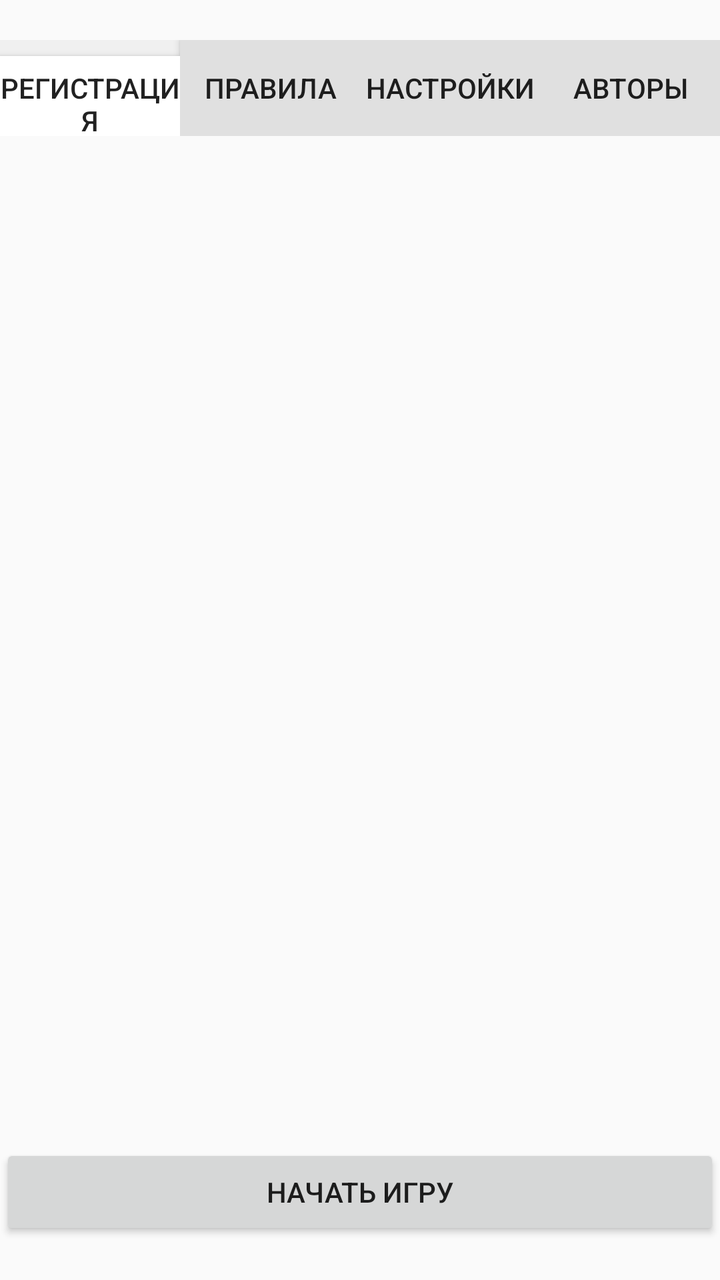
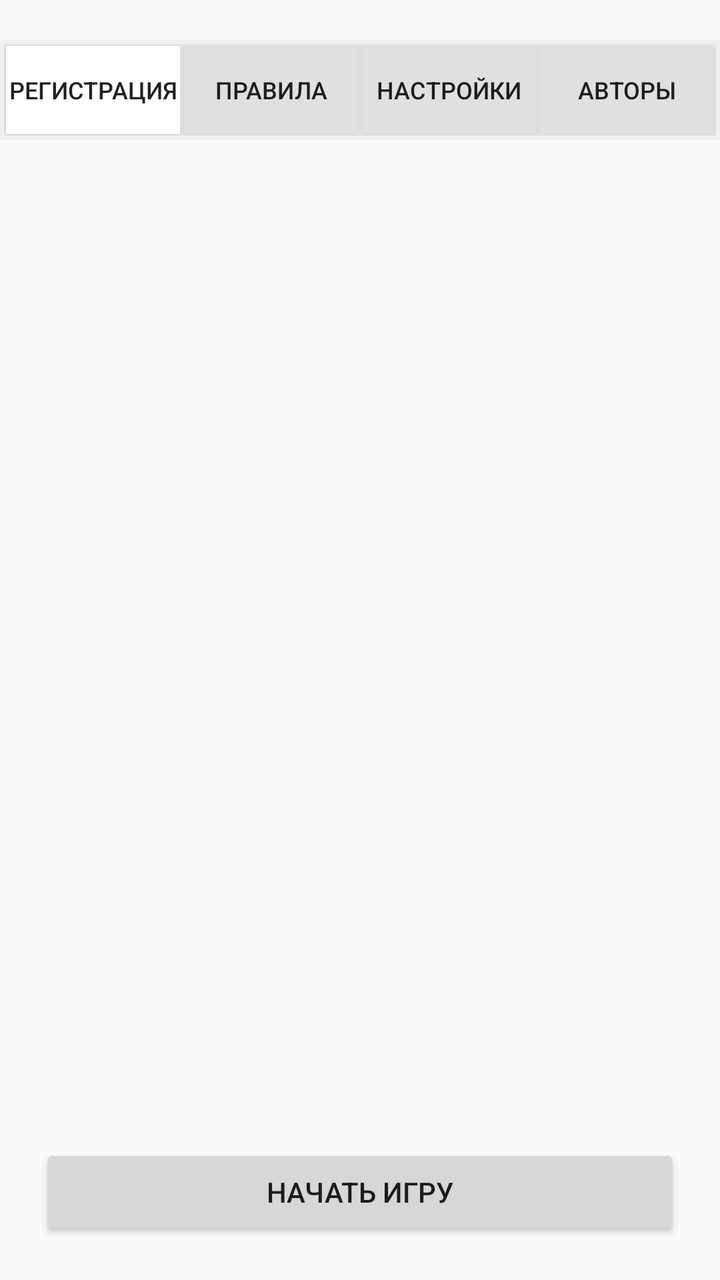

The first picture is an Android layout as it rendered before a commit; the second is the same layout after the commit. The layout source and the unified diff follow.
<!-- AndroidManifest.xml: activity theme Theme.MyApplication -->
<!-- res/layout/main.xml -->
<LinearLayout xmlns:android="http://schemas.android.com/apk/res/android"
    xmlns:app="http://schemas.android.com/apk/res-auto"
    android:layout_width="match_parent"
    android:layout_height="match_parent"
    android:orientation="vertical">

    <LinearLayout
        android:layout_width="match_parent"
        android:layout_height="wrap_content"
        android:orientation="horizontal"
        android:background="#f0f0f0"
        android:layout_marginTop="20dp">

        <Button
            android:id="@+id/tab1"
            android:layout_width="0dp"
            android:layout_height="wrap_content"
            android:layout_weight="1"
            android:text="Регистрация"
            android:background="#ffffff" />

        <Button
            android:id="@+id/tab2"
            android:layout_width="0dp"
            android:layout_height="wrap_content"
            android:layout_weight="1"
            android:text="Правила"
            android:background="#e0e0e0" />

        <Button
            android:id="@+id/tab3"
            android:layout_width="0dp"
            android:layout_height="wrap_content"
            android:layout_weight="1"
            android:text="Настройки"
            android:background="#e0e0e0" />

        <Button
            android:id="@+id/tab4"
            android:layout_width="0dp"
            android:layout_height="wrap_content"
            android:layout_weight="1"
            android:text="Авторы"
            android:background="#e0e0e0" />

    </LinearLayout>

    <androidx.viewpager2.widget.ViewPager2
        android:id="@+id/pager"
        android:layout_width="match_parent"
        android:layout_height="0dp"
        android:layout_weight="1" />

    <Button
        android:id="@+id/startGame"
        android:layout_width="match_parent"
        android:layout_height="wrap_content"
        android:text="Начать игру"
        android:layout_marginBottom="20dp"/>

</LinearLayout>
<!-- resources referenced by this layout -->
<resources>
  <style name="Theme.MyApplication" parent="android:Theme.Material.Light.NoActionBar" />
</resources>

<!-- the commit's change to res/layout/main.xml (unified diff, before → after) -->
@@ -1,47 +1,55 @@
 <LinearLayout xmlns:android="http://schemas.android.com/apk/res/android"
-    xmlns:app="http://schemas.android.com/apk/res-auto"
     android:layout_width="match_parent"
     android:layout_height="match_parent"
     android:orientation="vertical">
 
     <LinearLayout
         android:layout_width="match_parent"
-        android:layout_height="wrap_content"
+        android:layout_height="50dp"
         android:orientation="horizontal"
         android:background="#f0f0f0"
-        android:layout_marginTop="20dp">
+        android:layout_marginTop="20dp"
+        android:padding="2dp">
 
         <Button
             android:id="@+id/tab1"
             android:layout_width="0dp"
-            android:layout_height="wrap_content"
+            android:layout_height="match_parent"
             android:layout_weight="1"
             android:text="Регистрация"
-            android:background="#ffffff" />
+            android:background="#ffffff"
+            android:layout_margin="1dp"
+            android:textSize="12sp" />
 
         <Button
             android:id="@+id/tab2"
             android:layout_width="0dp"
-            android:layout_height="wrap_content"
+            android:layout_height="match_parent"
             android:layout_weight="1"
             android:text="Правила"
-            android:background="#e0e0e0" />
+            android:background="#e0e0e0"
+            android:layout_margin="1dp"
+            android:textSize="12sp" />
 
         <Button
             android:id="@+id/tab3"
             android:layout_width="0dp"
-            android:layout_height="wrap_content"
+            android:layout_height="match_parent"
             android:layout_weight="1"
             android:text="Настройки"
-            android:background="#e0e0e0" />
+            android:background="#e0e0e0"
+            android:layout_margin="1dp"
+            android:textSize="12sp" />
 
         <Button
             android:id="@+id/tab4"
             android:layout_width="0dp"
-            android:layout_height="wrap_content"
+            android:layout_height="match_parent"
             android:layout_weight="1"
             android:text="Авторы"
-            android:background="#e0e0e0" />
+            android:background="#e0e0e0"
+            android:layout_margin="1dp"
+            android:textSize="12sp" />
 
     </LinearLayout>
 
@@ -56,6 +64,6 @@
         android:layout_width="match_parent"
         android:layout_height="wrap_content"
         android:text="Начать игру"
-        android:layout_marginBottom="20dp"/>
+        android:layout_margin="20dp"/>
 
 </LinearLayout>
